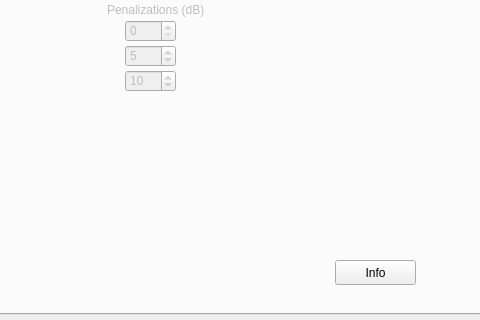
First picture: the form in tools/ui_CalculateNoiseLevels.ui, repository pierluigiderosa/openoise, before the edit; both pictures show x 357 to 837 and y 296 to 616 of the 837 by 616 pixel window.
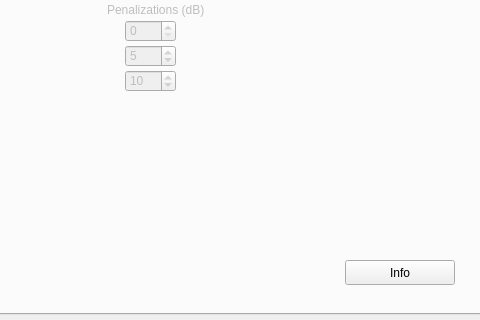
Second picture: the form after the edit. The open tabs and pages were chosen to show the change. Custom widgets are drawn as their Qt base class.

What changed in the file:
```diff
--- a/tools/ui_CalculateNoiseLevels.ui
+++ b/tools/ui_CalculateNoiseLevels.ui
@@ -919,9 +919,9 @@
     <widget class="QPushButton" name="HelpParameters">
      <property name="geometry">
       <rect>
-       <x>680</x>
+       <x>690</x>
        <y>520</y>
-       <width>81</width>
+       <width>110</width>
        <height>25</height>
       </rect>
      </property>
```
Left out of the diff: 2 changed lines with no effect on the pictures.
